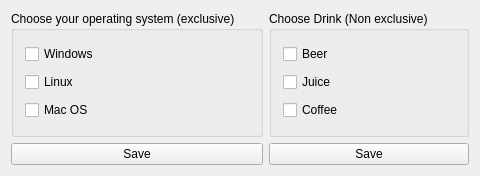
Qt form QtWidges/CheckBoxApp/widget.ui (eduardorasgado/RoadtoQt5) before a commit.
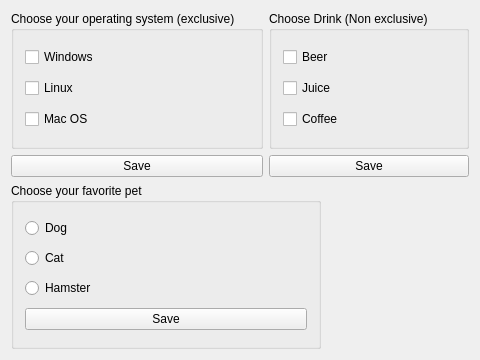
The same form after that commit.

Commit message: radio button group added

What changed in the file:
```diff
--- a/QtWidges/CheckBoxApp/widget.ui
+++ b/QtWidges/CheckBoxApp/widget.ui
@@ -7,12 +7,14 @@
     <x>0</x>
     <y>0</y>
     <width>480</width>
-    <height>176</height>
+    <height>360</height>
    </rect>
   </property>
   <property name="windowTitle">
    <string>Widget</string>
   </property>
+  <layout class="QVBoxLayout" name="verticalLayout_6">
+   <item>
   <layout class="QHBoxLayout" name="horizontalLayout">
    <item>
     <layout class="QVBoxLayout" name="verticalLayout_2">
@@ -99,6 +101,71 @@
         <string>Save</string>
        </property>
       </widget>
+       </item>
+      </layout>
+     </item>
+    </layout>
+   </item>
+   <item>
+    <layout class="QHBoxLayout" name="horizontalLayout_2">
+     <item>
+      <widget class="QGroupBox" name="groupBox_3">
+       <property name="sizePolicy">
+        <sizepolicy hsizetype="Expanding" vsizetype="Preferred">
+         <horstretch>1</horstretch>
+         <verstretch>0</verstretch>
+        </sizepolicy>
+       </property>
+       <property name="title">
+        <string>Choose your favorite pet</string>
+       </property>
+       <layout class="QVBoxLayout" name="verticalLayout_5">
+        <item>
+         <widget class="QRadioButton" name="radioButton_dog">
+          <property name="text">
+           <string>Dog</string>
+          </property>
+         </widget>
+        </item>
+        <item>
+         <widget class="QRadioButton" name="radioButton_cat">
+          <property name="text">
+           <string>Cat</string>
+          </property>
+         </widget>
+        </item>
+        <item>
+         <widget class="QRadioButton" name="radioButton_hamster">
+          <property name="text">
+           <string>Hamster</string>
+          </property>
+         </widget>
+        </item>
+        <item>
+         <widget class="QPushButton" name="save_pet_btn">
+          <property name="text">
+           <string>Save</string>
+          </property>
+         </widget>
+        </item>
+       </layout>
+      </widget>
+     </item>
+     <item>
+      <spacer name="horizontalSpacer">
+       <property name="orientation">
+        <enum>Qt::Horizontal</enum>
+       </property>
+       <property name="sizeType">
+        <enum>QSizePolicy::Expanding</enum>
+       </property>
+       <property name="sizeHint" stdset="0">
+        <size>
+         <width>148</width>
+         <height>20</height>
+        </size>
+       </property>
+      </spacer>
      </item>
     </layout>
    </item>
```
Lines whose indentation alone changed are shown as unchanged.
